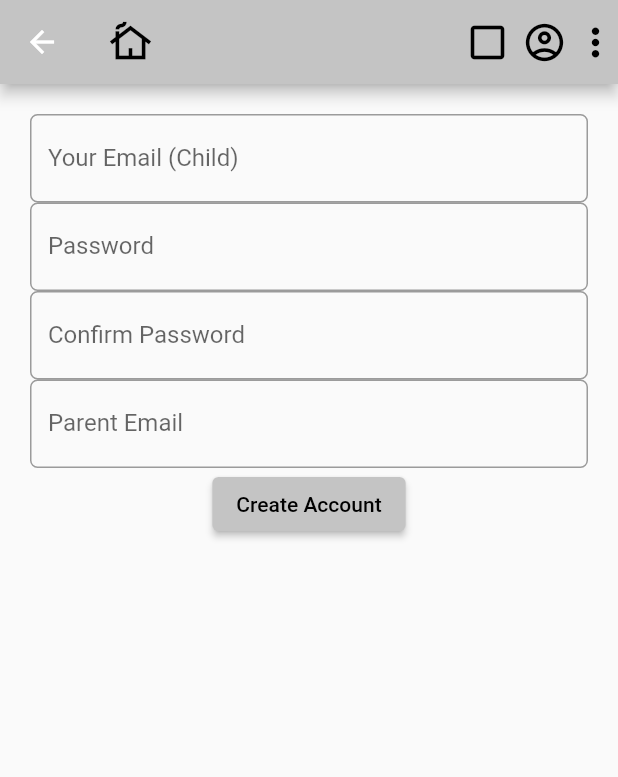
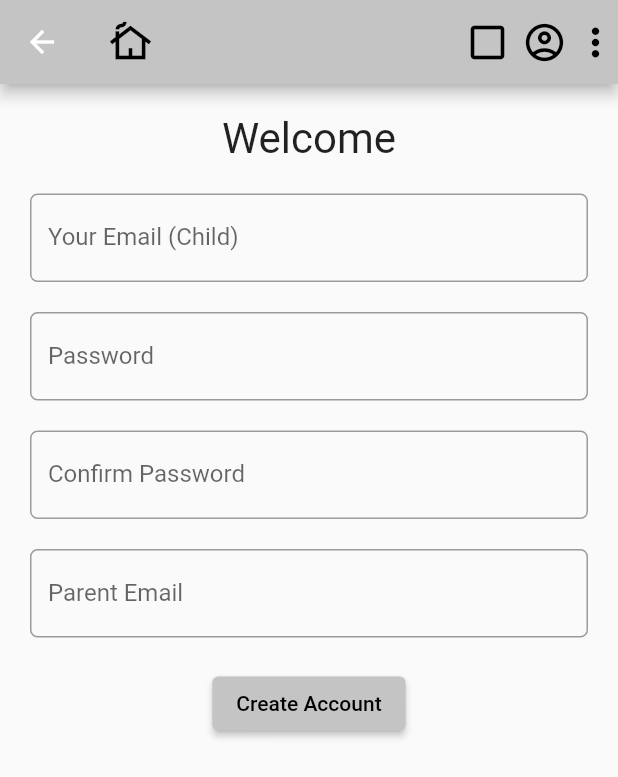
Before and after one commit to leomatt547/mosaik-frontend, a Flutter app: the RegisterPage screen opened directly, on a phone screen of 412 x 824 dp. Shown: the top 777 px of the screen. Run offline on Flutter 3.47's test engine with Material 2 defaults, Android fonts, the phone set to English and light mode, and no system bars.

Commit message:
add padding

```diff
--- a/lib/screen/register.dart
+++ b/lib/screen/register.dart
@@ -44,33 +44,56 @@ class RegisterPage extends StatelessWidget {
         child: Form(
           key: _formKey,
           child: Container(
-            padding: const EdgeInsets.all(20.0),
+            padding: const EdgeInsets.only(bottom: 20),
             child: Column(
               children: [
-                TextFormField(
+                const Padding(
+                  padding: EdgeInsets.all(20),
+                  child: Text(
+                    'Welcome',
+                    style: TextStyle(fontSize: 28),
+                  ),
+                ),
+                Padding(
+                  padding:
+                      const EdgeInsets.only(bottom: 20, left: 20, right: 20),
+                  child: TextFormField(
                       decoration: InputDecoration(
                     labelText: "Your Email (Child)",
                     border: OutlineInputBorder(
                         borderRadius: BorderRadius.circular(5.0)),
                   )),
-                TextFormField(
+                ),
+                Padding(
+                  padding:
+                      const EdgeInsets.only(bottom: 20, left: 20, right: 20),
+                  child: TextFormField(
                       decoration: InputDecoration(
                     labelText: "Password",
                     border: OutlineInputBorder(
                         borderRadius: BorderRadius.circular(5.0)),
                   )),
-                TextFormField(
+                ),
+                Padding(
+                  padding:
+                      const EdgeInsets.only(bottom: 20, left: 20, right: 20),
+                  child: TextFormField(
                       decoration: InputDecoration(
                     labelText: "Confirm Password",
                     border: OutlineInputBorder(
                         borderRadius: BorderRadius.circular(5.0)),
                   )),
-                TextFormField(
+                ),
+                Padding(
+                  padding:
+                      const EdgeInsets.only(bottom: 20, left: 20, right: 20),
+                  child: TextFormField(
                       decoration: InputDecoration(
                     labelText: "Parent Email",
                     border: OutlineInputBorder(
                         borderRadius: BorderRadius.circular(5.0)),
                   )),
+                ),
                 ElevatedButton(
                   style: ElevatedButton.styleFrom(
                     primary: const Color.fromARGB(255, 196, 196, 196),
```
Lines whose indentation alone changed are shown as unchanged.
